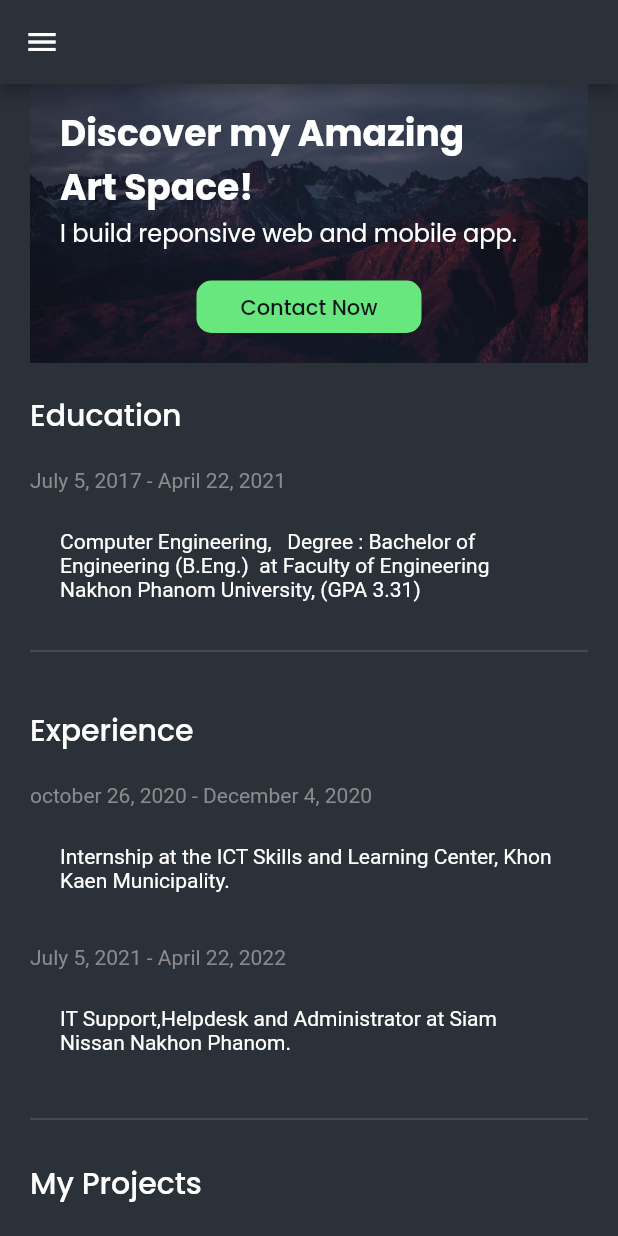
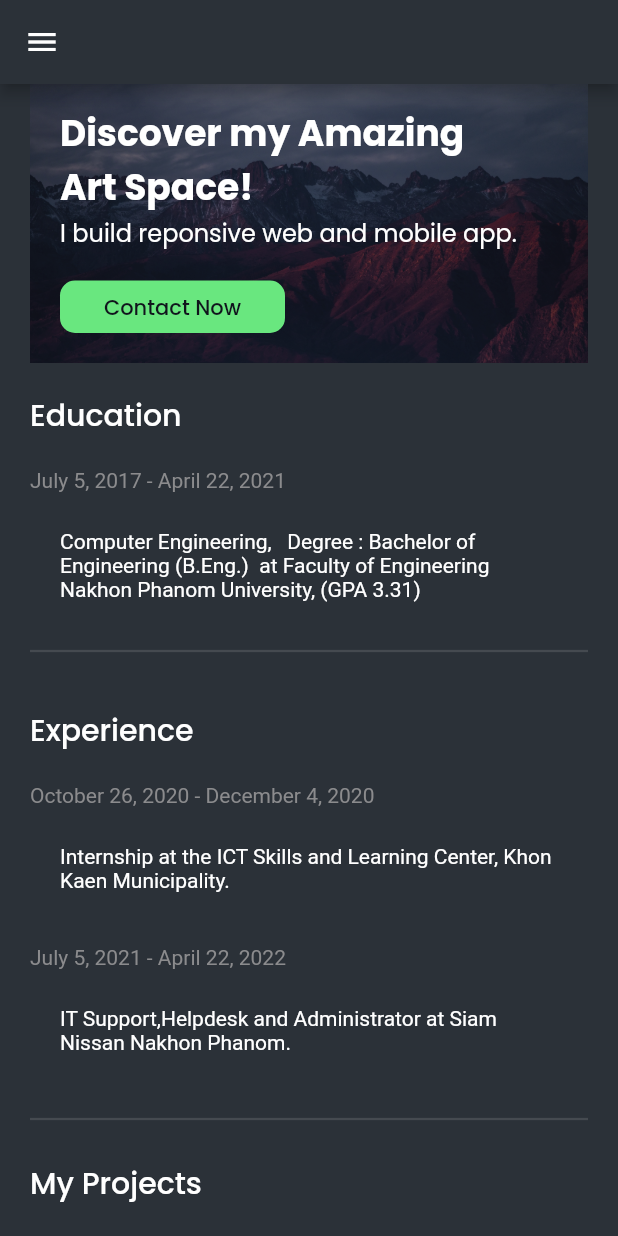
Before and after one commit to Chueawangkham/Responsive_Resume, a Flutter app: the screen it shows after launch, after a tap on "Contact Now", on a phone screen of 412 x 824 dp. Run offline on Flutter 3.47's test engine with Material 2 defaults, Android fonts, the phone set to English and light mode, and no system bars; drawn by our look-alikes of animated_text_kit; our stand-ins replace flutter_svg, google_fonts.

Commit message:
new edit1 rename label app

```diff
--- /dev/null
+++ b/lib/models/Data.dart
@@ -0,0 +1,26 @@
+class Data {
+  final String? date, text;
+
+  Data({this.date, this.text});
+}
+
+final List<Data> demo_Data = [
+  Data(
+    date: "July 5, 2017 - April 22, 2021",
+    text:
+        "Computer Engineering,   Degree : Bachelor of Engineering (B.Eng.)  at Faculty of Engineering Nakhon Phanom University, (GPA 3.31)",
+  ),
+  Data(
+    date: "October 26, 2020 - December 4, 2020",
+    text:
+        "Internship at the ICT Skills and Learning Center, Khon Kaen Municipality.",
+  ),
+  Data(
+    date: "July 5, 2021 - April 22, 2022",
+    text: "IT Support,Helpdesk and Administrator at Siam Nissan Nakhon Phanom.",
+  ),
+  Data(
+    date: "",
+    text: "Hello my name is bass. I'm ..",
+  ),
+];
--- a/lib/models/Recommendation.dart
+++ /dev/null
@@ -1,46 +0,0 @@
-class Recommendation {
-  final String? name, source, text;
-
-  Recommendation({this.name, this.source, this.text});
-}
-
-final List<Recommendation> demo_recommendations = [
-  Recommendation(
-    name: "Kolapo Obanewa",
-    source: "Linkedin",
-    text:
-        "I have had the pleasure of working with Anwar on two flutter projects and what strikes me the most about his work is his ability to write clean and reusable codes with best practices. He is hardworking and makes it so easy to transcribe ideas into beautiful and testable flutter apps. He is a Flutter/Dart gem and has my highest recommendation",
-  ),
-  Recommendation(
-    name: "Reza Shahbazi",
-    source: "Linkedin",
-    text:
-        "Abu is great asset for any organization. It's a true pleasure working with him at TakeIn. His flutter skill is amazing as well as his professionalism and being a good team player. Abu's problem solving skill is also one of his great skills.",
-  ),
-  Recommendation(
-    name: "Diadem",
-    source: "YouTube",
-    text:
-        "I like your way you doing your project and you taught us. After I watch this I like and hit the subscribe button and then watch your video playlist one by one!! Within three hours, I learned a lot! I share your channel in my college WhatsApp group!",
-  ),
-  Recommendation(
-    name: "Roshan Shetty",
-    source: "YouTube",
-    text:
-        "Very straightforward, professional and also the best flutter videos in the youtube! It will be great if you add some comments to your steps with 0.5 seconds pause before implementing this step. By meaning of steps, I mean not the basic, but structural steps, like 10-20 steps per video. However, thank you very much!",
-  ),
-  Recommendation(
-    source: "Chat/Messaging App Light and Dark Theme - Flutter UI",
-    text:
-        "Computer Engineering,   Degree : Bachelor of Engineering (B.Eng.)  at Faculty of Engineering Nakhon Phanom University, (GPA 3.31)",
-  ),
-  Recommendation(
-    source: "Chat/Messaging App Light and Dark Theme - Flutter UI",
-    text:
-        "Internship at the ICT Skills and Learning Center, Khon Kaen Municipality.",
-  ),
-  Recommendation(
-    source: "Chat/Messaging App Light and Dark Theme - Flutter UI",
-    text: "IT Support,Helpdesk and Administrator at Siam Nissan Nakhon Phanom.",
-  ),
-];
--- a/lib/screens/main/components/attitude.dart
+++ b/lib/screens/main/components/attitude.dart
@@ -1,6 +1,6 @@
 import 'package:flutter/material.dart';
 import 'package:flutter_profile/constants.dart';
-import 'package:flutter_profile/models/Recommendation.dart';
+import 'package:flutter_profile/models/Data.dart';
 
 class Attitude extends StatelessWidget {
   const Attitude({
@@ -28,7 +28,7 @@ class Attitude extends StatelessWidget {
             child: Column(
               children: [
                 Text(
-                  demo_recommendations[3].text!,
+                  demo_Data[3].text!,
                   maxLines: 4,
                   overflow: TextOverflow.ellipsis,
                   style: TextStyle(height: 1.5),
--- a/lib/screens/main/components/description.dart
+++ b/lib/screens/main/components/description.dart
@@ -1,15 +1,15 @@
 import 'package:flutter/material.dart';
 import 'package:flutter_profile/constants.dart';
-import 'package:flutter_profile/models/Recommendation.dart';
+import 'package:flutter_profile/models/Data.dart';
 import 'package:flutter_profile/responsive.dart';
 
 class Date extends StatelessWidget {
   const Date({
     Key? key,
-    this.text,
+    this.number,
   }) : super(key: key);
 
-  final String? text;
+  final int? number;
 
   @override
   Widget build(BuildContext context) {
@@ -17,7 +17,7 @@ class Date extends StatelessWidget {
       mainAxisAlignment: MainAxisAlignment.start,
       children: [
         Text(
-          text!,
+          demo_Data[number!].date!,
         )
       ],
     );
@@ -43,7 +43,7 @@ class Description extends StatelessWidget {
             padding: EdgeInsets.all(defaultPadding),
             //color: Color(0xFF202329),
             child: Text(
-              demo_recommendations[number!].text!,
+              demo_Data[number!].text!,
               maxLines: 3,
               overflow: TextOverflow.ellipsis,
               style: TextStyle(color: Colors.white),
--- a/lib/screens/main/components/side_menu.dart
+++ b/lib/screens/main/components/side_menu.dart
@@ -1,3 +1,5 @@
+// ignore_for_file: deprecated_member_use
+
 import 'package:flutter/material.dart';
 import 'package:flutter_profile/constants.dart';
 import 'package:flutter_svg/flutter_svg.dart';
@@ -6,6 +8,8 @@ import 'area_info_text.dart';
 import 'my_info.dart';
 import 'skills.dart';
 //import 'dart:js' as js;
+import 'package:url_launcher/url_launcher.dart';
+import 'dart:io';
 
 class SideMenu extends StatelessWidget {
   const SideMenu({
@@ -165,10 +169,7 @@ class Software extends StatelessWidget {
         ),
         Expanded(
           child: IconButton(
-            onPressed: () {
-              // js.context
-              //     .callMethod('open', ['https://github.com/Chueawangkham'],);
-            },
+            onPressed: () => _launchURL('https://github.com/Chueawangkham'),
             icon: SvgPicture.asset("assets/icons/github.svg"),
           ),
         ),
@@ -201,14 +202,9 @@ class GraphicDesign extends StatelessWidget {
                     SvgPicture.asset("assets/icons/icons8-adobe-photoshop.svg"),
               ),
               IconButton(
-                onPressed: () {
-                  // js.context.callMethod(
-                  //   'open',
-                  //   [
-                  //     'https://xd.adobe.com/view/d5e278d3-0ffb-464a-b5e0-100d62d46993-80b1/screen/38132e23-aa9e-4967-b50b-2323efac52eb?fullscreen&hints=off'
-                  //   ],
-                  // );
-                },
+                onPressed: () => _launchURL(
+                    'https://xd.adobe.com/view/d5e278d3-0ffb-464a-b5e0-100d62d46993-80b1/screen/38132e23-aa9e-4967-b50b-2323efac52eb?fullscreen&hints=off'),
+                //
                 icon: SvgPicture.asset("assets/icons/icons8-adobe-xd.svg"),
               ),
               IconButton(
@@ -223,3 +219,7 @@ class GraphicDesign extends StatelessWidget {
     );
   }
 }
+
+void _launchURL(url) async {
+  await canLaunch(url) ? await launch(url) : throw 'Could not launch $url';
+}
--- a/lib/screens/main/home/components/home_banner.dart
+++ b/lib/screens/main/home/components/home_banner.dart
@@ -5,6 +5,8 @@ import 'package:flutter_profile/constants.dart';
 //import 'package:js/js.dart';
 
 import 'package:flutter_profile/responsive.dart';
+import 'package:url_launcher/url_launcher.dart';
+import 'dart:io';
 
 class HomeBanner extends StatelessWidget {
   const HomeBanner({
@@ -65,7 +67,10 @@ class ContactButton extends StatelessWidget {
 
   @override
   Widget build(BuildContext context) {
-    return Container(
+    return Row(
+      crossAxisAlignment: CrossAxisAlignment.start,
+      children: [
+        Container(
           height: 35,
           width: 150,
           decoration: const BoxDecoration(
@@ -76,7 +81,7 @@ class ContactButton extends StatelessWidget {
             ),
           ),
           child: TextButton(
-        onPressed: () {},
+            onPressed: () => _sendEmail(),
             child: Text(
               "Contact Now",
               style: TextStyle(
@@ -85,7 +90,32 @@ class ContactButton extends StatelessWidget {
               ),
             ),
           ),
+        ),
+      ],
     );
+  }
+
+  void _launchURL(url) async {
+    await canLaunch(url) ? await launch(url) : throw 'Could not launch $url';
+  }
+
+  void _sendEmail() {
+    final Uri emailLaunchUri = Uri(
+      scheme: 'mailto',
+      path: 'thibess091@gmail.com',
+      query: encodeQueryParameters(<String, String>{
+        'subject': 'Hi Bass!',
+        'body': 'I saw your profile online and wanted to reach out!'
+      }),
+    );
+    _launchURL(emailLaunchUri.toString());
+  }
+
+  String? encodeQueryParameters(Map<String, String> params) {
+    return params.entries
+        .map((e) =>
+            '${Uri.encodeComponent(e.key)}=${Uri.encodeComponent(e.value)}')
+        .join('&');
   }
 }
 
@@ -165,3 +195,21 @@ class FlutterCodeText extends StatelessWidget {
     );
   }
 }
+
+
+
+// class OpenUrl extends StatelessWidget {
+//   const OpenUrl({Key? key}) : super(key: key);
+
+//   _launchURLBrowser() async {
+//     const url = 'https://flutterdevs.com/';
+//     if (await canLaunch(url)) {
+//       await launch(url);
+//     } else {
+//       throw 'Could not launch $url';
+//     }
+//   }
+
+//   @override
+//   Widget build(BuildContext context) {}
+// }
--- a/lib/screens/main/home/home_screen.dart
+++ b/lib/screens/main/home/home_screen.dart
@@ -19,27 +19,12 @@ class HomeScreen extends StatelessWidget {
     return MainScreen(
       children: [
         HomeBanner(),
-        Section(
-          title: "Education",
-        ),
-        Date(text: "July 5, 2017 - April 22, 2021"),
-        Description(
-          number: 4,
-        ),
+        Education(),
         Divider(
           thickness: 1.5,
         ),
         SizedBox(height: defaultPadding / 2),
-        Section(title: "Experience"),
-        Date(text: "october 26, 2020 - December 4, 2020"),
-        Description(
-          number: 5,
-        ),
-        SizedBox(height: defaultPadding / 2),
-        Date(text: "July 5, 2021 - April 22, 2022"),
-        Description(
-          number: 6,
-        ),
+        Experience(),
         SizedBox(height: defaultPadding / 2),
         Divider(
           thickness: 1.5,
@@ -53,3 +38,46 @@ class HomeScreen extends StatelessWidget {
     );
   }
 }
+
+class Education extends StatelessWidget {
+  const Education({
+    Key? key,
+  }) : super(key: key);
+
+  @override
+  Widget build(BuildContext context) {
+    return Column(
+      children: [
+        Section(
+          title: "Education",
+        ),
+        Date(
+          number: 0,
+        ),
+        Description(
+          number: 0,
+        ),
+      ],
+    );
+  }
+}
+
+class Experience extends StatelessWidget {
+  const Experience({
+    Key? key,
+  }) : super(key: key);
+
+  @override
+  Widget build(BuildContext context) {
+    return Column(
+      children: [
+        Section(title: "Experience"),
+        Date(number: 1),
+        Description(number: 1),
+        SizedBox(height: defaultPadding / 2),
+        Date(number: 2),
+        Description(number: 2),
+      ],
+    );
+  }
+}
```
Also changed, not shown: pubspec.yaml (+6 -1 lines), assets/images/worker.png (added), assets/images/worker1.png (added), pubspec.lock, 23 other files. Lines whose indentation alone changed are shown as unchanged.
